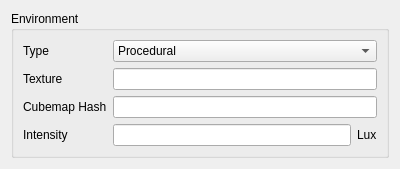
Above: intern/src/editor_gui/edit_inspector_environment.ui from swantmon/saltwater before the change. Below: the same form after it.
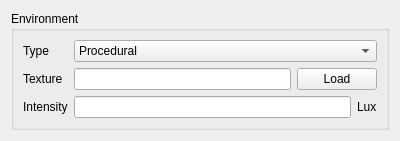
That is the form after the change.

Commit message: Add texture loader from file inside environment inspector

What changed in the file:
```diff
--- a/intern/src/editor_gui/edit_inspector_environment.ui
+++ b/intern/src/editor_gui/edit_inspector_environment.ui
@@ -7,7 +7,7 @@
     <x>0</x>
     <y>0</y>
     <width>400</width>
-    <height>159</height>
+    <height>138</height>
    </rect>
   </property>
   <property name="windowTitle">
@@ -22,12 +22,19 @@
      <layout class="QVBoxLayout" name="verticalLayout_2">
       <item>
        <layout class="QGridLayout" name="gridLayout">
-        <item row="1" column="0">
-         <widget class="QLabel" name="label_2">
-          <property name="text">
-           <string>Texture</string>
-          </property>
-         </widget>
+        <item row="1" column="1">
+         <layout class="QHBoxLayout" name="horizontalLayout_2">
+          <item>
+           <widget class="QLineEdit" name="m_pTextureEdit"/>
+          </item>
+          <item>
+           <widget class="QPushButton" name="m_pTextureLoad">
+            <property name="text">
+             <string>Load</string>
+            </property>
+           </widget>
+          </item>
+         </layout>
         </item>
         <item row="0" column="0">
          <widget class="QLabel" name="label">
@@ -36,36 +43,14 @@
           </property>
          </widget>
         </item>
-        <item row="0" column="1">
-         <widget class="QComboBox" name="m_pTypeCB">
-          <item>
-           <property name="text">
-            <string>Procedural</string>
-           </property>
-          </item>
-          <item>
-           <property name="text">
-            <string>Panorama</string>
-           </property>
-          </item>
-          <item>
-           <property name="text">
-            <string>Cubemap</string>
-           </property>
-          </item>
-         </widget>
-        </item>
-        <item row="3" column="0">
+        <item row="2" column="0">
          <widget class="QLabel" name="label_3">
           <property name="text">
            <string>Intensity</string>
           </property>
          </widget>
         </item>
-        <item row="1" column="1">
-         <widget class="QLineEdit" name="m_pTextureEdit"/>
-        </item>
-        <item row="3" column="1">
+        <item row="2" column="1">
          <layout class="QHBoxLayout" name="horizontalLayout">
           <item>
            <widget class="QLineEdit" name="m_pIntensityEdit"/>
@@ -79,16 +64,37 @@
           </item>
          </layout>
         </item>
-        <item row="2" column="0">
+        <item row="0" column="1">
+         <widget class="QComboBox" name="m_pTypeCB">
+          <item>
+           <property name="text">
+            <string>Procedural</string>
+           </property>
+          </item>
+          <item>
+           <property name="text">
+            <string>Panorama</string>
+           </property>
+          </item>
+          <item>
+           <property name="text">
+            <string>Cubemap</string>
+           </property>
+          </item>
+          <item>
+           <property name="text">
+            <string>Texture</string>
+           </property>
+          </item>
+         </widget>
+        </item>
+        <item row="1" column="0">
          <widget class="QLabel" name="label_5">
           <property name="text">
-           <string>Cubemap Hash</string>
+           <string>Texture</string>
           </property>
          </widget>
         </item>
-        <item row="2" column="1">
-         <widget class="QLineEdit" name="m_pCubemapHashEdit"/>
-        </item>
        </layout>
       </item>
      </layout>
```
Left out of the diff: 19 changed lines with no effect on the pictures. The commit also changes 6 other files.
